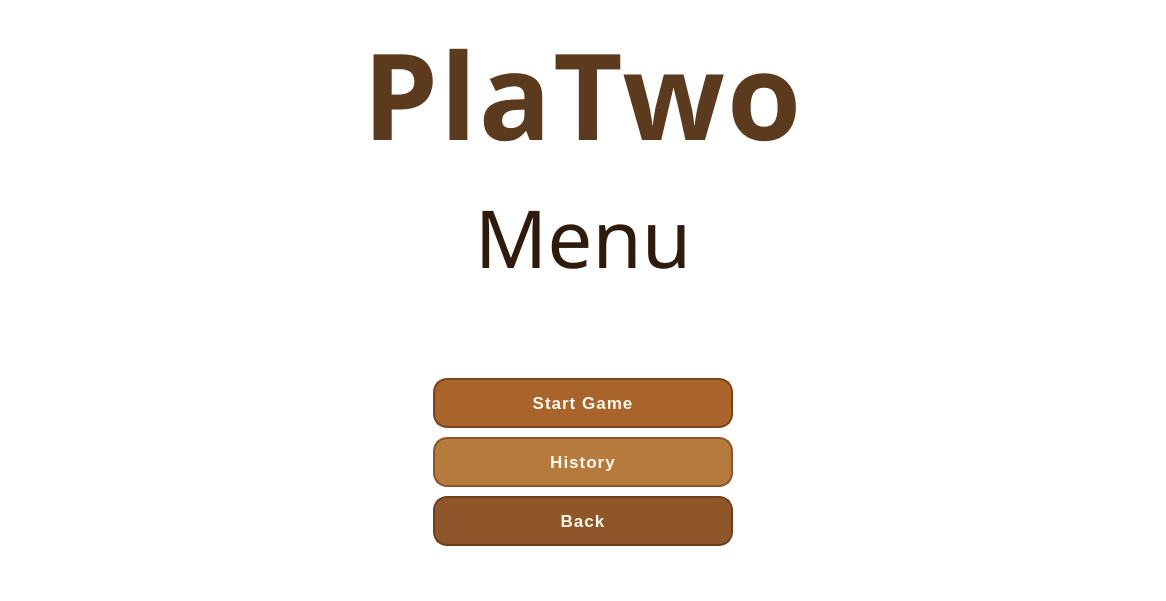
First picture: the form in UI/Menu/game_menu.ui, repository PlaTwo-project/PlaTwo, before the edit.
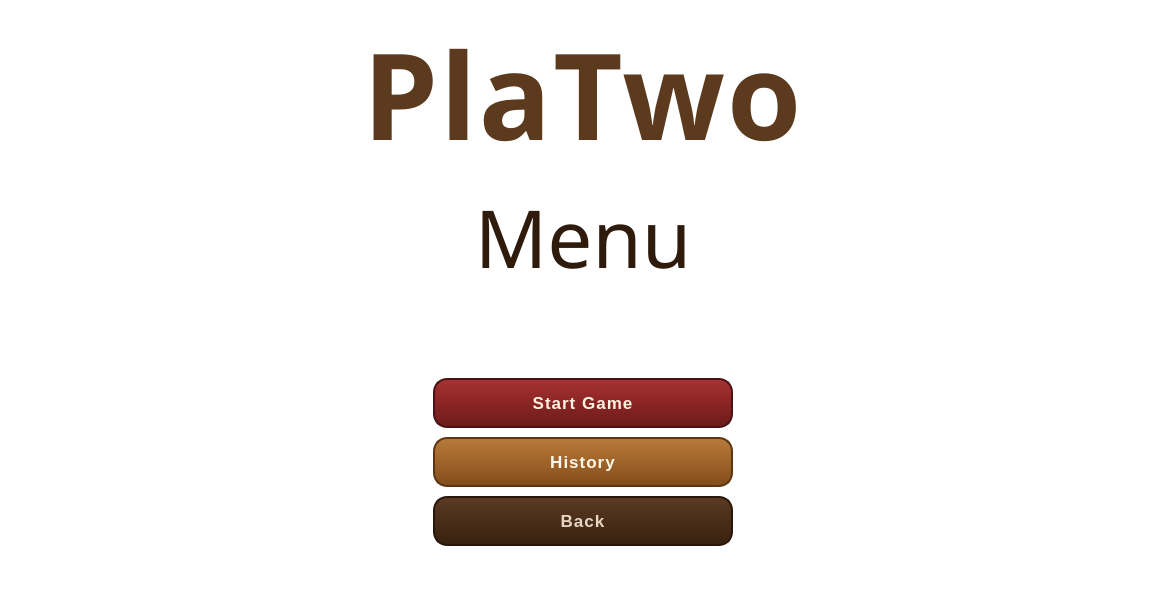
Second picture: the form after the edit.

What changed in the file:
```diff
--- a/UI/Menu/game_menu.ui
+++ b/UI/Menu/game_menu.ui
@@ -132,9 +132,9 @@
        </property>
        <property name="styleSheet">
         <string notr="true">QPushButton {
-    background-color: #A8642A;
-    color: #FFF8EA;
-    border: 2px solid #7A431B;
+    background: qlineargradient(x1:0, y1:0, x2:0, y2:1, stop:0 #A83232, stop:0.5 #8B2525, stop:1 #6B1B1B);
+    color: #FFF3E0;
+    border: 2px solid #4A1212;
     border-radius: 14px;
     padding: 12px 20px;
     font-size: 17px;
@@ -175,9 +175,9 @@
        </property>
        <property name="styleSheet">
         <string notr="true">QPushButton {
-    background-color: #B77A3D;
+    background: qlineargradient(x1:0, y1:0, x2:0, y2:1, stop:0 #B77A3D, stop:0.5 #A06429, stop:1 #804C1B);
     color: #FFF8EA;
-    border: 2px solid #8A5528;
+    border: 2px solid #5C3511;
     border-radius: 14px;
     padding: 12px 20px;
     font-size: 17px;
@@ -218,9 +218,9 @@
        </property>
        <property name="styleSheet">
         <string notr="true">QPushButton {
-    background-color: #8F5729;
-    color: #FFF8EA;
-    border: 2px solid #6D3F1D;
+    background: qlineargradient(x1:0, y1:0, x2:0, y2:1, stop:0 #5A3A22, stop:0.5 #4A2E19, stop:1 #382110);
+    color: #E8D5C4;
+    border: 2px solid #28160A;
     border-radius: 14px;
     padding: 12px 20px;
     font-size: 17px;
```
Left out of the diff: 24 changed lines with no effect on the pictures.
